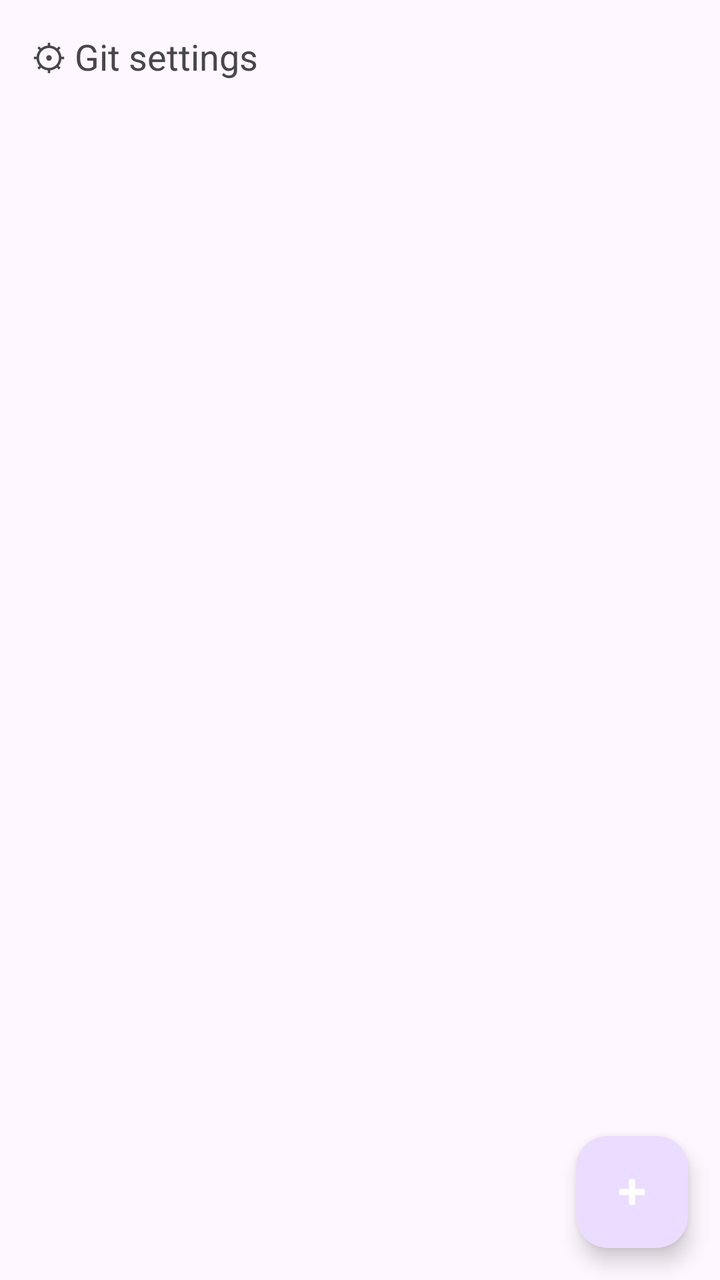
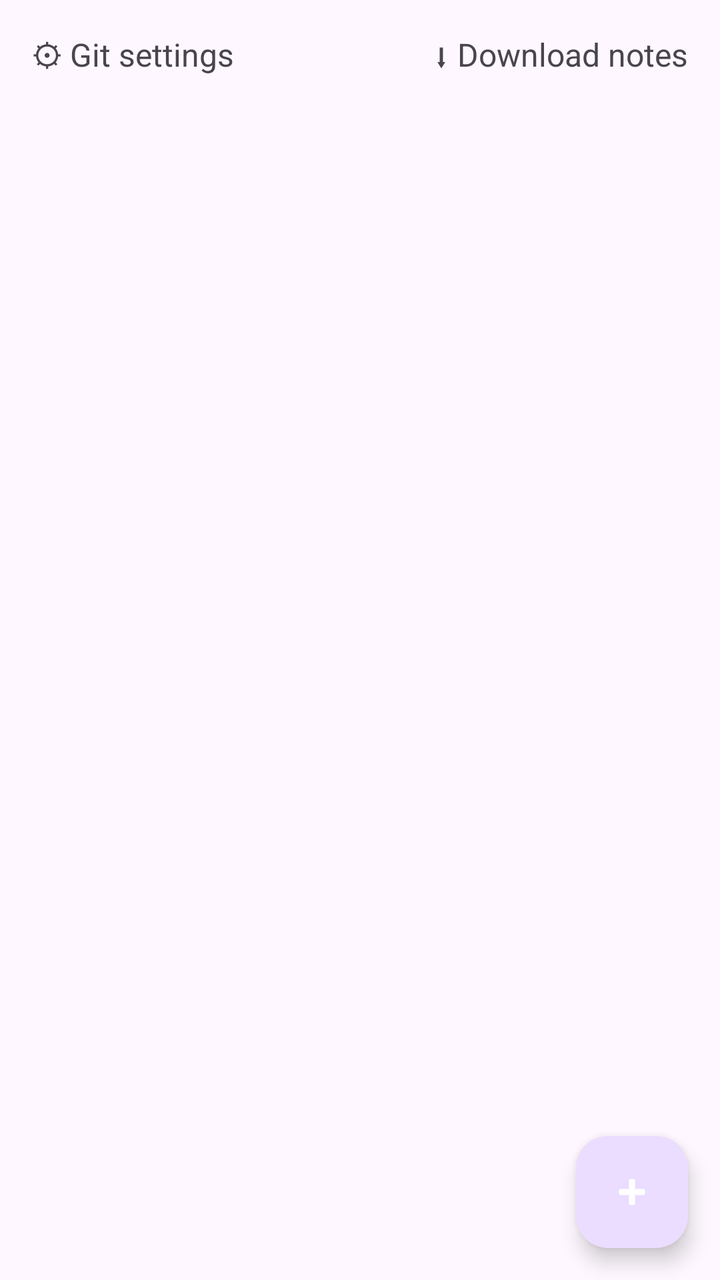

Screens rendered from an Android XML layout before and after an edit, with the pre-edit source and the edit as a unified diff.
<!-- AndroidManifest.xml: application theme Theme.Material3.DayNight -->
<!-- res/layout/activity_main.xml -->
<?xml version="1.0" encoding="utf-8"?>
<androidx.coordinatorlayout.widget.CoordinatorLayout
    xmlns:android="http://schemas.android.com/apk/res/android"
    xmlns:app="http://schemas.android.com/apk/res-auto"
    android:layout_width="match_parent" android:layout_height="match_parent">

    <LinearLayout android:layout_width="match_parent" android:layout_height="match_parent"
        android:orientation="vertical">
        <TextView android:id="@+id/btnSettings" android:layout_width="match_parent"
            android:layout_height="wrap_content" android:padding="16dp"
            android:text="⚙ Git settings" android:textSize="18sp" android:clickable="true" />
        <androidx.recyclerview.widget.RecyclerView
            android:id="@+id/recycler" android:layout_width="match_parent"
            android:layout_height="match_parent" />
    </LinearLayout>

    <com.google.android.material.floatingactionbutton.FloatingActionButton
        android:id="@+id/fabAdd" android:layout_width="wrap_content"
        android:layout_height="wrap_content" android:layout_gravity="bottom|end"
        android:layout_margin="16dp" android:src="@android:drawable/ic_input_add"
        app:tint="@android:color/white" />
</androidx.coordinatorlayout.widget.CoordinatorLayout>
<!-- resources referenced by this layout -->
<resources>

</resources>

<!-- the commit's change to res/layout/activity_main.xml (unified diff, before → after) -->
@@ -2,21 +2,55 @@
 <androidx.coordinatorlayout.widget.CoordinatorLayout
     xmlns:android="http://schemas.android.com/apk/res/android"
     xmlns:app="http://schemas.android.com/apk/res-auto"
-    android:layout_width="match_parent" android:layout_height="match_parent">
+    android:layout_width="match_parent"
+    android:layout_height="match_parent">
 
-    <LinearLayout android:layout_width="match_parent" android:layout_height="match_parent"
+    <LinearLayout
+        android:layout_width="match_parent"
+        android:layout_height="match_parent"
         android:orientation="vertical">
-        <TextView android:id="@+id/btnSettings" android:layout_width="match_parent"
-            android:layout_height="wrap_content" android:padding="16dp"
-            android:text="⚙ Git settings" android:textSize="18sp" android:clickable="true" />
+
+        <LinearLayout
+            android:layout_width="match_parent"
+            android:layout_height="wrap_content"
+            android:orientation="horizontal">
+
+            <TextView
+                android:id="@+id/btnSettings"
+                android:layout_width="0dp"
+                android:layout_height="wrap_content"
+                android:layout_weight="1"
+                android:padding="16dp"
+                android:text="⚙ Git settings"
+                android:textSize="16sp"
+                android:clickable="true"
+                android:focusable="true" />
+
+            <TextView
+                android:id="@+id/btnSync"
+                android:layout_width="0dp"
+                android:layout_height="wrap_content"
+                android:layout_weight="1"
+                android:padding="16dp"
+                android:text="⬇ Download notes"
+                android:textSize="16sp"
+                android:clickable="true"
+                android:focusable="true"
+                android:gravity="end" />
+        </LinearLayout>
+
         <androidx.recyclerview.widget.RecyclerView
-            android:id="@+id/recycler" android:layout_width="match_parent"
+            android:id="@+id/recycler"
+            android:layout_width="match_parent"
             android:layout_height="match_parent" />
     </LinearLayout>
 
     <com.google.android.material.floatingactionbutton.FloatingActionButton
-        android:id="@+id/fabAdd" android:layout_width="wrap_content"
-        android:layout_height="wrap_content" android:layout_gravity="bottom|end"
-        android:layout_margin="16dp" android:src="@android:drawable/ic_input_add"
+        android:id="@+id/fabAdd"
+        android:layout_width="wrap_content"
+        android:layout_height="wrap_content"
+        android:layout_gravity="bottom|end"
+        android:layout_margin="16dp"
+        android:src="@android:drawable/ic_input_add"
         app:tint="@android:color/white" />
 </androidx.coordinatorlayout.widget.CoordinatorLayout>
